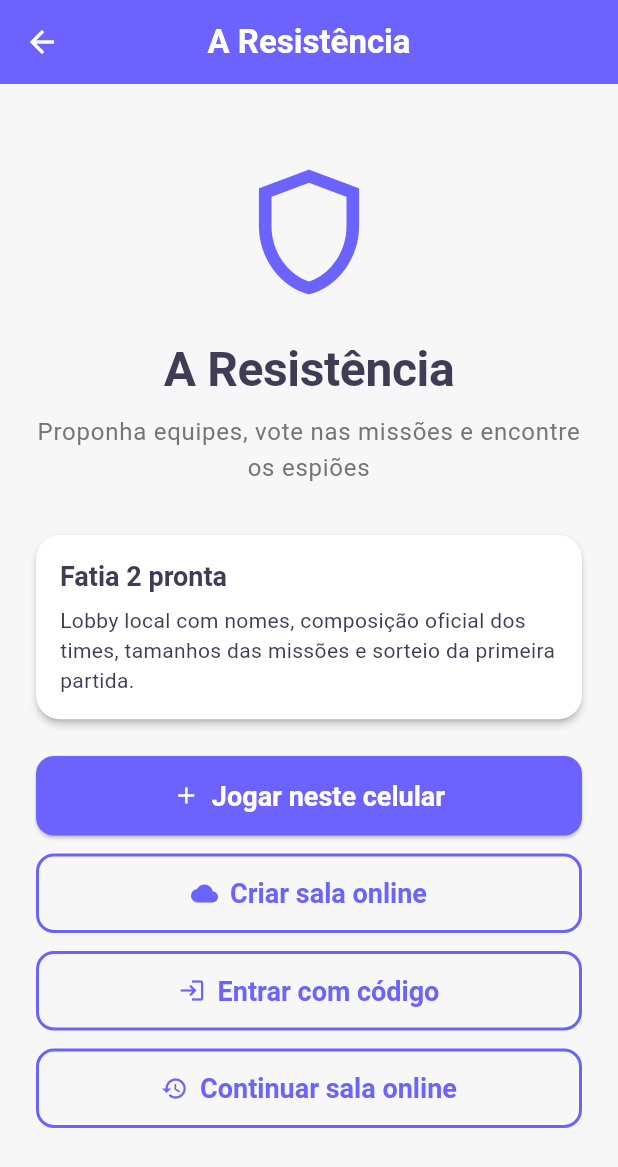
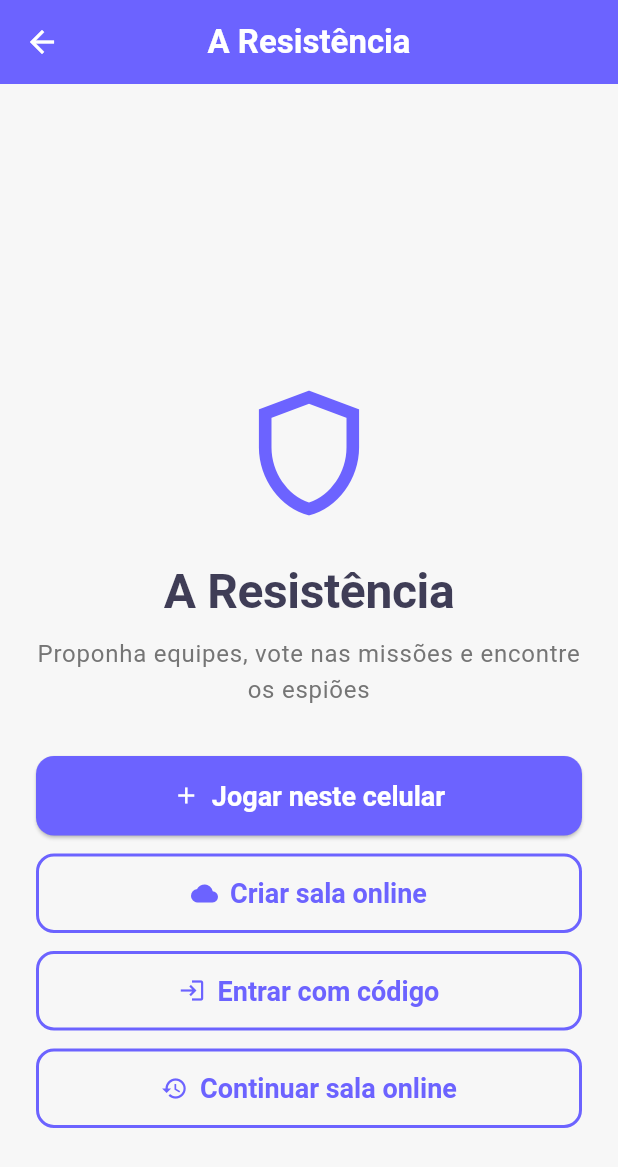
Before and after one commit to JnNetto/sala-de-jogos, a Flutter app: the ResistenciaHomeScreen screen opened directly, on a phone screen of 412 x 824 dp. Shown: the top 1167 px of the screen. Run offline on Flutter 3.47's test engine with Material 3 defaults, Android fonts, the phone set to English and light mode, and no system bars; our stand-ins replace cloud_firestore, cloud_functions, firebase_auth, firebase_core, shared_preferences; accounts and stored records are empty; statements that could not run were skipped.

Commit message:
fix: edição na tela principal da resistência

```diff
--- a/lib/presentation/screens/resistencia/resistencia_home_screen.dart
+++ b/lib/presentation/screens/resistencia/resistencia_home_screen.dart
@@ -42,8 +42,6 @@ class ResistenciaHomeScreen extends StatelessWidget {
                 textAlign: TextAlign.center,
               ),
               const SizedBox(height: 32),
-              const _ResumoRegras(),
-              const Spacer(),
               PrimaryButton(
                 text: 'Jogar neste celular',
                 icon: Icons.add,
@@ -107,31 +105,3 @@ class ResistenciaHomeScreen extends StatelessWidget {
     );
   }
 }
-
-class _ResumoRegras extends StatelessWidget {
-  const _ResumoRegras();
-
-  @override
-  Widget build(BuildContext context) {
-    final textTheme = Theme.of(context).textTheme;
-
-    return Card(
-      margin: EdgeInsets.zero,
-      child: Padding(
-        padding: const EdgeInsets.all(16),
-        child: Column(
-          crossAxisAlignment: CrossAxisAlignment.start,
-          children: [
-            Text('Fatia 2 pronta', style: textTheme.titleLarge),
-            const SizedBox(height: 8),
-            Text(
-              'Lobby local com nomes, composição oficial dos times, tamanhos '
-              'das missões e sorteio da primeira partida.',
-              style: textTheme.bodyMedium,
-            ),
-          ],
-        ),
-      ),
-    );
-  }
-}
```
